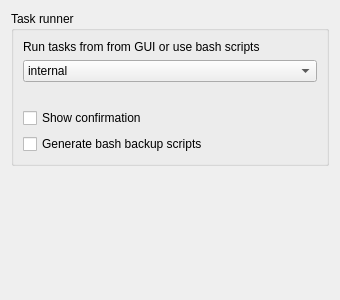
This is App/settingsdialog.ui in otsakir/lisa-backup as Qt 5 draws it before an edit. The edited form follows.
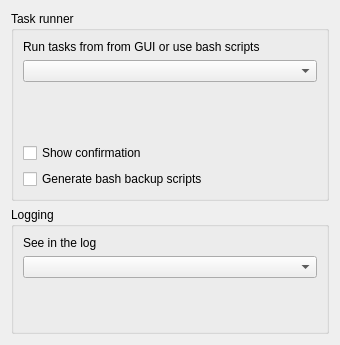
This is the edited form.

Diff of the .ui file:
```diff
--- a/App/settingsdialog.ui
+++ b/App/settingsdialog.ui
@@ -7,7 +7,7 @@
     <x>0</x>
     <y>0</y>
     <width>340</width>
-    <height>300</height>
+    <height>341</height>
    </rect>
   </property>
   <property name="sizePolicy">
@@ -19,7 +19,7 @@
   <property name="maximumSize">
    <size>
     <width>340</width>
-    <height>300</height>
+    <height>500</height>
    </size>
   </property>
   <property name="windowTitle">
@@ -37,7 +37,7 @@
      <property name="minimumSize">
       <size>
        <width>300</width>
-       <height>0</height>
+       <height>190</height>
       </size>
      </property>
      <property name="maximumSize">
@@ -77,16 +77,6 @@
           <height>0</height>
          </size>
         </property>
-        <item>
-         <property name="text">
-          <string>internal</string>
-         </property>
-        </item>
-        <item>
-         <property name="text">
-          <string>script</string>
-         </property>
-        </item>
        </widget>
       </item>
       <item>
@@ -120,6 +110,28 @@
     </widget>
    </item>
    <item>
+    <widget class="QGroupBox" name="groupBox_2">
+     <property name="minimumSize">
+      <size>
+       <width>0</width>
+       <height>127</height>
+      </size>
+     </property>
+     <property name="title">
+      <string>Logging</string>
+     </property>
+     <layout class="QVBoxLayout" name="verticalLayout_3">
+      <item>
+       <widget class="QLabel" name="label_2">
+        <property name="text">
+         <string>See in the log</string>
+        </property>
+       </widget>
+      </item>
+      <item>
+       <widget class="QComboBox" name="comboBoxLogging"/>
+      </item>
+      <item>
     <spacer name="verticalSpacer">
      <property name="orientation">
       <enum>Qt::Vertical</enum>
@@ -131,6 +143,9 @@
       </size>
      </property>
     </spacer>
+      </item>
+     </layout>
+    </widget>
    </item>
   </layout>
  </widget>
```
Lines whose indentation alone changed are shown as unchanged.
